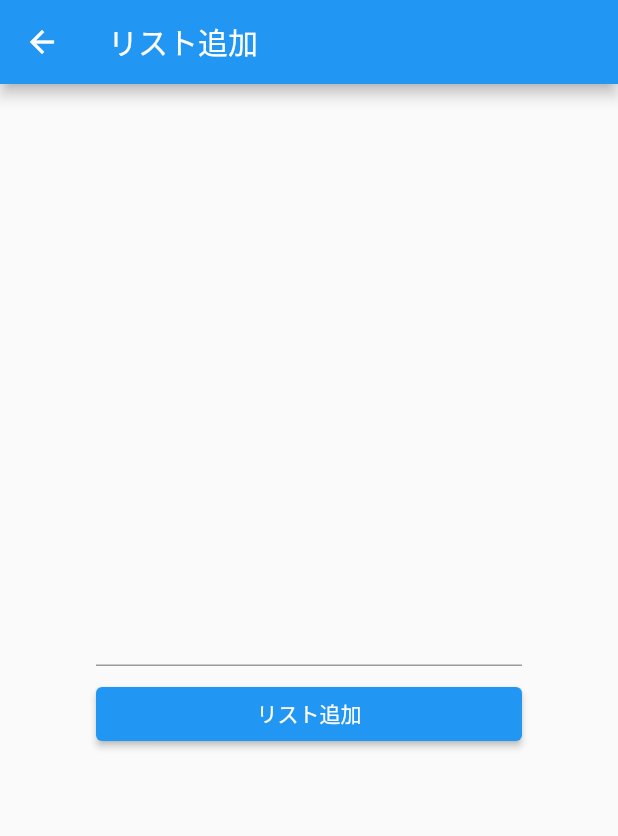
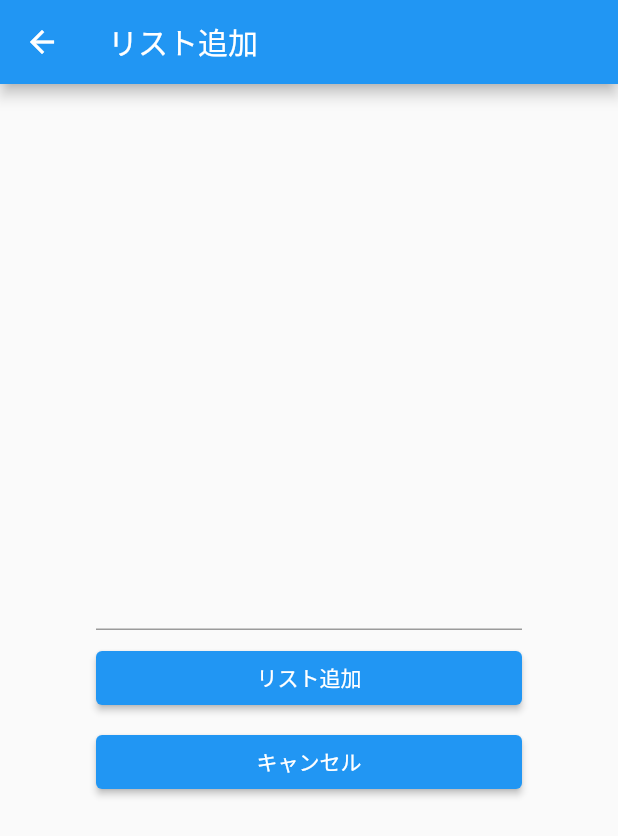
Before and after one commit to div-antk/flutter_basic, a Flutter app: the TodoAddPage screen opened directly, on a phone screen of 412 x 824 dp. Shown: the top 836 px of the screen. Run offline on Flutter 3.47's test engine with Material 2 defaults, Android fonts, the phone set to English and light mode, and no system bars.

Commit message:
キャンセルボタンの追加

```diff
--- a/lib/main.dart
+++ b/lib/main.dart
@@ -161,7 +161,16 @@ class _TodoAddPageState extends State<TodoAddPage> {
               ),
             ),
             const SizedBox(height: 8),
-            Container( /* 保留 */),
+            Container(
+              width: double.infinity,
+              // キャンセルボタン
+              child: ElevatedButton(
+                onPressed: () {
+                  Navigator.of(context).pop(_text);
+                },
+              child: Text('キャンセル'),
+              ),
+            ),
           ],
         ),
       ),
```
